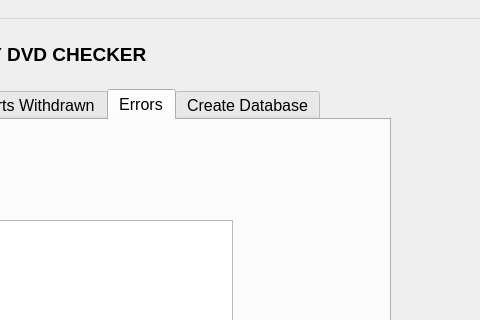
Old version of the form CHS_DVD_Checker.ui in the repository Mabus00/CHS-DVD-Reader; both pictures show x 420 to 900 and y 0 to 320 of the 900 by 700 pixel window.
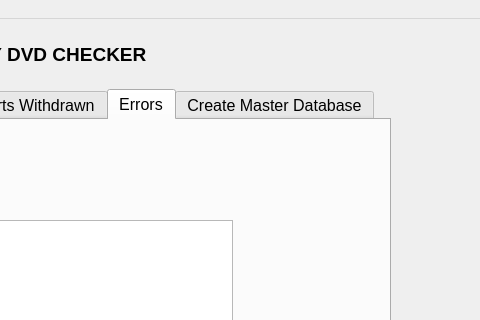
New version of the form.

The edit to the form file:
```diff
--- a/CHS_DVD_Checker.ui
+++ b/CHS_DVD_Checker.ui
@@ -274,7 +274,7 @@
     </widget>
     <widget class="QWidget" name="rebuild_database">
      <attribute name="title">
-      <string>Create Database</string>
+      <string>Create Master Database</string>
      </attribute>
      <widget class="QCheckBox" name="rebuild_checkbox">
       <property name="geometry">
```
